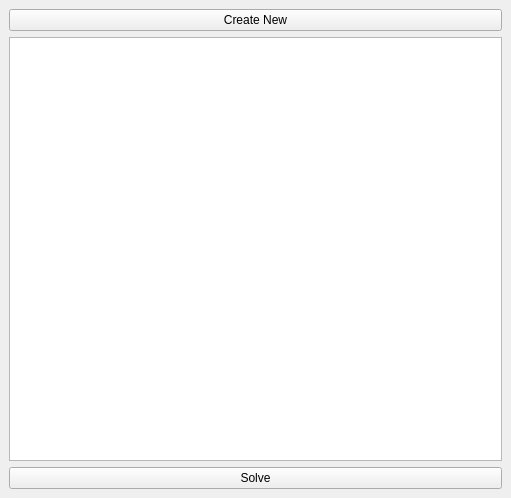
joshuapeaceman/sudoku_generator_Solver, file src/gui/SudokuGeneratorSolverMainWindow.ui: the form before one commit.
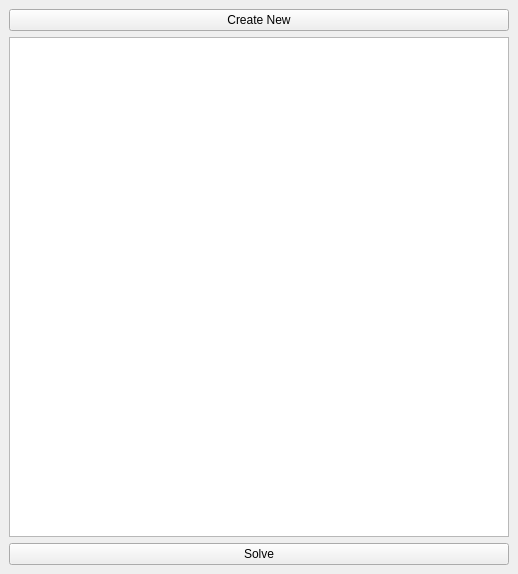
The form after the commit.

What changed in the file:
```diff
--- a/src/gui/SudokuGeneratorSolverMainWindow.ui
+++ b/src/gui/SudokuGeneratorSolverMainWindow.ui
@@ -6,8 +6,8 @@
    <rect>
     <x>0</x>
     <y>0</y>
-    <width>511</width>
-    <height>498</height>
+    <width>512</width>
+    <height>554</height>
    </rect>
   </property>
   <property name="windowTitle">
@@ -15,14 +15,35 @@
   </property>
   <widget class="QWidget" name="centralwidget">
    <layout class="QGridLayout" name="gridLayout">
-    <item row="1" column="0">
+    <item row="1" column="0" alignment="Qt::AlignHCenter|Qt::AlignVCenter">
      <widget class="QTableWidget" name="sudokuTable">
       <property name="sizePolicy">
-       <sizepolicy hsizetype="Expanding" vsizetype="Expanding">
+       <sizepolicy hsizetype="Fixed" vsizetype="Fixed">
         <horstretch>0</horstretch>
         <verstretch>0</verstretch>
        </sizepolicy>
       </property>
+      <property name="minimumSize">
+       <size>
+        <width>500</width>
+        <height>500</height>
+       </size>
+      </property>
+      <property name="sizeAdjustPolicy">
+       <enum>QAbstractScrollArea::AdjustIgnored</enum>
+      </property>
+      <attribute name="horizontalHeaderVisible">
+       <bool>false</bool>
+      </attribute>
+      <attribute name="horizontalHeaderDefaultSectionSize">
+       <number>35</number>
+      </attribute>
+      <attribute name="verticalHeaderVisible">
+       <bool>false</bool>
+      </attribute>
+      <attribute name="verticalHeaderDefaultSectionSize">
+       <number>35</number>
+      </attribute>
      </widget>
     </item>
     <item row="0" column="0">
```
